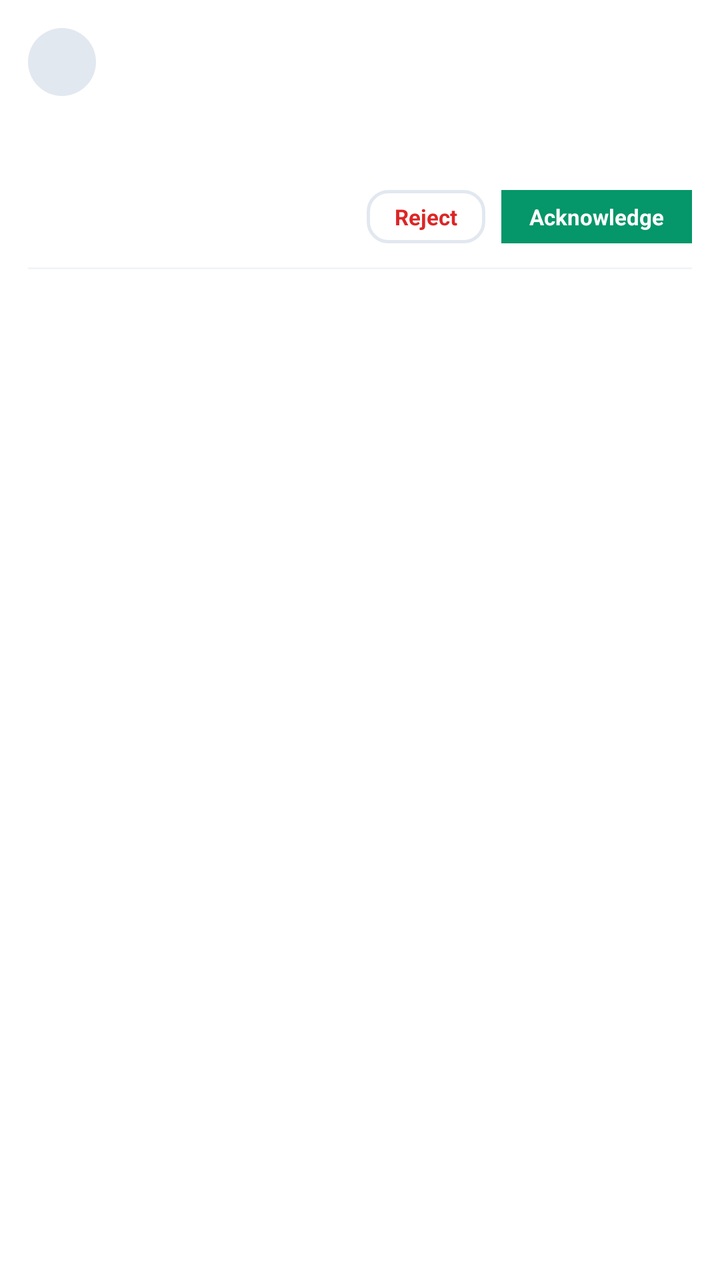
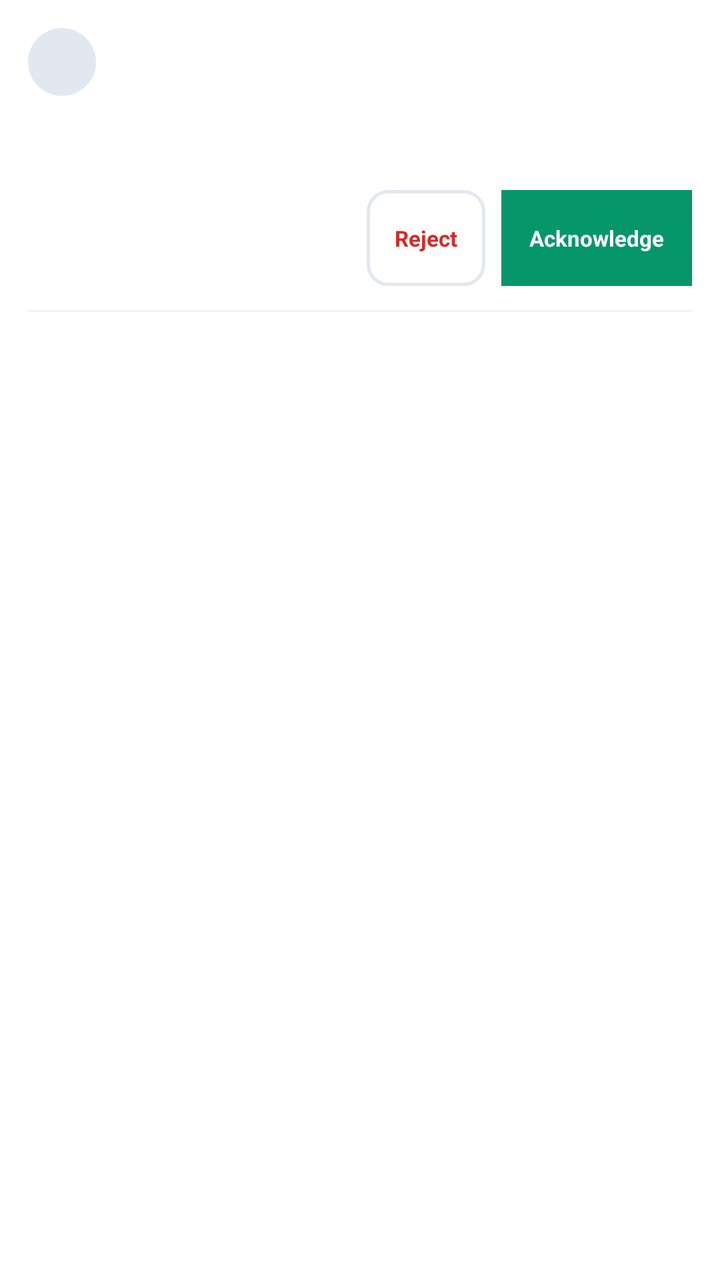

Two renders of the same Android screen: before a commit and after it. Below are the layout's source before the change and the commit's diff.
<!-- AndroidManifest.xml: application theme Theme.DataBridge -->
<!-- res/layout/item_leave_queue_row.xml -->
<?xml version="1.0" encoding="utf-8"?>
<LinearLayout
    xmlns:android="http://schemas.android.com/apk/res/android"
    android:layout_width="match_parent"
    android:layout_height="wrap_content"
    android:orientation="vertical"
    android:background="?attr/selectableItemBackground"
    android:clickable="true"
    android:focusable="true"
    android:padding="14dp">

    <LinearLayout
        android:layout_width="match_parent"
        android:layout_height="wrap_content"
        android:orientation="horizontal"
        android:gravity="center_vertical">

        <TextView
            android:id="@+id/tvLmQueueRowAvatar"
            android:layout_width="34dp"
            android:layout_height="34dp"
            android:textSize="14sp"
            android:gravity="center"
            android:background="@drawable/bg_pc_avatar_circle" />

        <LinearLayout
            android:layout_width="0dp"
            android:layout_weight="1"
            android:layout_height="wrap_content"
            android:orientation="vertical"
            android:layout_marginStart="10dp">

            <TextView
                android:id="@+id/tvLmQueueRowCode"
                android:layout_width="wrap_content"
                android:layout_height="wrap_content"
                android:textSize="13sp"
                android:textStyle="bold"
                android:textColor="#0F172A" />

            <TextView
                android:id="@+id/tvLmQueueRowSubtitle"
                android:layout_width="wrap_content"
                android:layout_height="wrap_content"
                android:textSize="11sp"
                android:textColor="#64748B" />
        </LinearLayout>

        <TextView
            android:id="@+id/tvLmQueueRowLeaveType"
            android:layout_width="wrap_content"
            android:layout_height="wrap_content"
            android:textStyle="bold"
            android:textSize="12sp"
            android:textColor="#0F172A" />
    </LinearLayout>

    <TextView
        android:id="@+id/tvLmQueueRowDates"
        android:layout_width="match_parent"
        android:layout_height="wrap_content"
        android:layout_marginTop="6dp"
        android:textSize="12sp"
        android:textColor="#334155" />

    <TextView
        android:id="@+id/tvLmQueueRowReliever"
        android:layout_width="match_parent"
        android:layout_height="wrap_content"
        android:layout_marginTop="2dp"
        android:textSize="11sp"
        android:textColor="#64748B" />

    <LinearLayout
        android:layout_width="match_parent"
        android:layout_height="wrap_content"
        android:orientation="horizontal"
        android:gravity="center_vertical"
        android:layout_marginTop="8dp">

        <TextView
            android:id="@+id/tvLmQueueRowStatus"
            android:layout_width="0dp"
            android:layout_weight="1"
            android:layout_height="wrap_content"
            android:textSize="11sp"
            android:textStyle="bold"
            android:textColor="#B45309" />

        <TextView
            android:id="@+id/btnLmQueueRowReject"
            android:layout_width="wrap_content"
            android:layout_height="wrap_content"
            android:text="Reject"
            android:textSize="11sp"
            android:textStyle="bold"
            android:textColor="#DC2626"
            android:background="@drawable/bg_pc_input"
            android:paddingHorizontal="14dp"
            android:paddingVertical="6dp"
            android:layout_marginEnd="8dp" />

        <TextView
            android:id="@+id/btnLmQueueRowAction"
            android:layout_width="wrap_content"
            android:layout_height="wrap_content"
            android:text="Acknowledge"
            android:textSize="11sp"
            android:textStyle="bold"
            android:textColor="#FFFFFF"
            android:background="#059669"
            android:paddingHorizontal="14dp"
            android:paddingVertical="6dp" />
    </LinearLayout>

    <View
        android:layout_width="match_parent"
        android:layout_height="1dp"
        android:layout_marginTop="12dp"
        android:background="#F1F5F9" />
</LinearLayout>
<!-- resources referenced by this layout -->
<resources>
  <!-- drawable bg_pc_avatar_circle (drawable) -->
  <?xml version="1.0" encoding="utf-8"?>
  <shape xmlns:android="http://schemas.android.com/apk/res/android"
      android:shape="oval">
      <solid android:color="#E2E8F0" />
  </shape>
  <!-- drawable bg_pc_input (drawable) -->
  <?xml version="1.0" encoding="utf-8"?>
  <shape xmlns:android="http://schemas.android.com/apk/res/android"
      android:shape="rectangle">
      <solid android:color="#FFFFFF" />
      <stroke android:width="1.5dp" android:color="#E2E8F0" />
      <corners android:radius="10dp" />
  </shape>
  <style name="Theme.DataBridge" parent="Theme.MaterialComponents.DayNight.NoActionBar">
      <item name="colorPrimary">#00d4ff</item>
      <item name="colorPrimaryVariant">#16213e</item>
      <item name="colorOnPrimary">#ffffff</item>
      <item name="colorSecondary">#00d4ff</item>
      <item name="android:statusBarColor">#1a1a2e</item>
  </style>
</resources>

<!-- the commit's change to res/layout/item_leave_queue_row.xml (unified diff, before → after) -->
@@ -36,14 +36,14 @@
                 android:layout_height="wrap_content"
                 android:textSize="13sp"
                 android:textStyle="bold"
-                android:textColor="#0F172A" />
+                android:textColor="@color/theme_text_primary" />
 
             <TextView
                 android:id="@+id/tvLmQueueRowSubtitle"
                 android:layout_width="wrap_content"
                 android:layout_height="wrap_content"
                 android:textSize="11sp"
-                android:textColor="#64748B" />
+                android:textColor="@color/theme_text_secondary" />
         </LinearLayout>
 
         <TextView
@@ -52,7 +52,7 @@
             android:layout_height="wrap_content"
             android:textStyle="bold"
             android:textSize="12sp"
-            android:textColor="#0F172A" />
+            android:textColor="@color/theme_text_primary" />
     </LinearLayout>
 
     <TextView
@@ -61,7 +61,7 @@
         android:layout_height="wrap_content"
         android:layout_marginTop="6dp"
         android:textSize="12sp"
-        android:textColor="#334155" />
+        android:textColor="@color/theme_text_secondary" />
 
     <TextView
         android:id="@+id/tvLmQueueRowReliever"
@@ -69,7 +69,7 @@
         android:layout_height="wrap_content"
         android:layout_marginTop="2dp"
         android:textSize="11sp"
-        android:textColor="#64748B" />
+        android:textColor="@color/theme_text_secondary" />
 
     <LinearLayout
         android:layout_width="match_parent"
@@ -91,31 +91,35 @@
             android:id="@+id/btnLmQueueRowReject"
             android:layout_width="wrap_content"
             android:layout_height="wrap_content"
+            android:minHeight="48dp"
+            android:gravity="center_vertical"
             android:text="Reject"
             android:textSize="11sp"
             android:textStyle="bold"
             android:textColor="#DC2626"
             android:background="@drawable/bg_pc_input"
             android:paddingHorizontal="14dp"
-            android:paddingVertical="6dp"
+            android:paddingVertical="12dp"
             android:layout_marginEnd="8dp" />
 
         <TextView
             android:id="@+id/btnLmQueueRowAction"
             android:layout_width="wrap_content"
             android:layout_height="wrap_content"
+            android:minHeight="48dp"
+            android:gravity="center_vertical"
             android:text="Acknowledge"
             android:textSize="11sp"
             android:textStyle="bold"
-            android:textColor="#FFFFFF"
-            android:background="#059669"
+            android:textColor="@color/theme_text_inverse"
+            android:background="@color/theme_green"
             android:paddingHorizontal="14dp"
-            android:paddingVertical="6dp" />
+            android:paddingVertical="12dp" />
     </LinearLayout>
 
     <View
         android:layout_width="match_parent"
         android:layout_height="1dp"
         android:layout_marginTop="12dp"
-        android:background="#F1F5F9" />
+        android:background="@color/theme_bg_app" />
 </LinearLayout>
<!-- resource entries referenced after the edit -->
@@ -1,5 +1,10 @@
 <!-- resources referenced by this layout -->
 <resources>
+  <color name="theme_bg_app">#f0f4f8</color>
+  <color name="theme_green">#059669</color>
+  <color name="theme_text_inverse">#ffffff</color>
+  <color name="theme_text_primary">#0f172a</color>
+  <color name="theme_text_secondary">#64748b</color>
   <!-- drawable bg_pc_avatar_circle (drawable) -->
   <?xml version="1.0" encoding="utf-8"?>
   <shape xmlns:android="http://schemas.android.com/apk/res/android"
